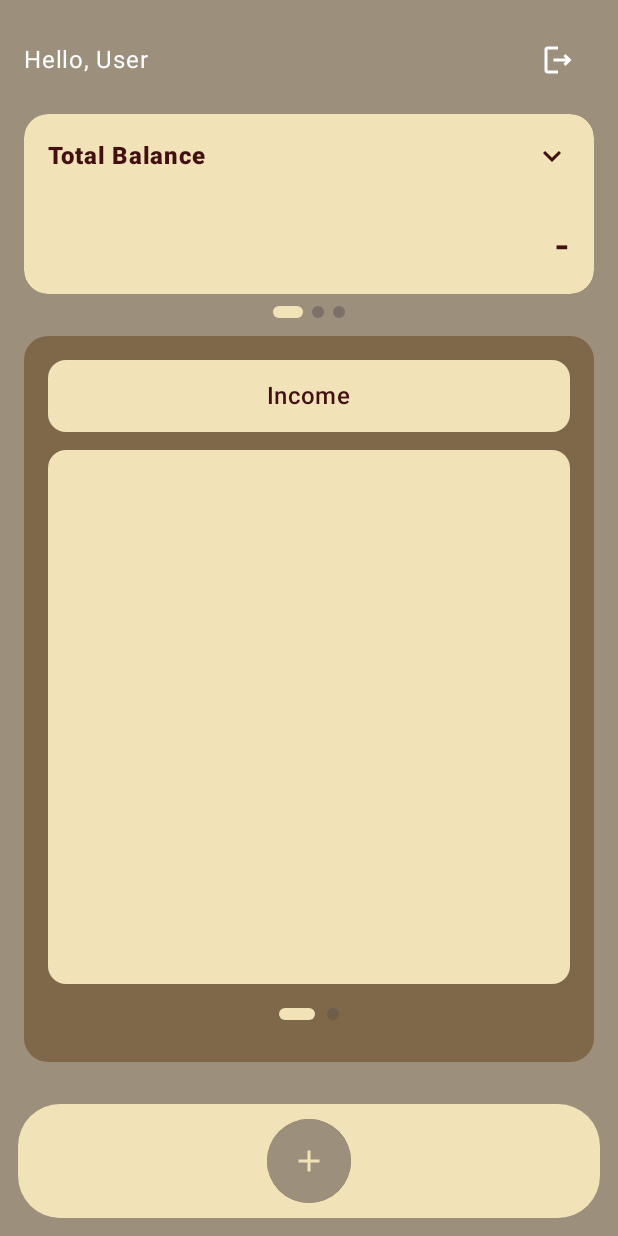
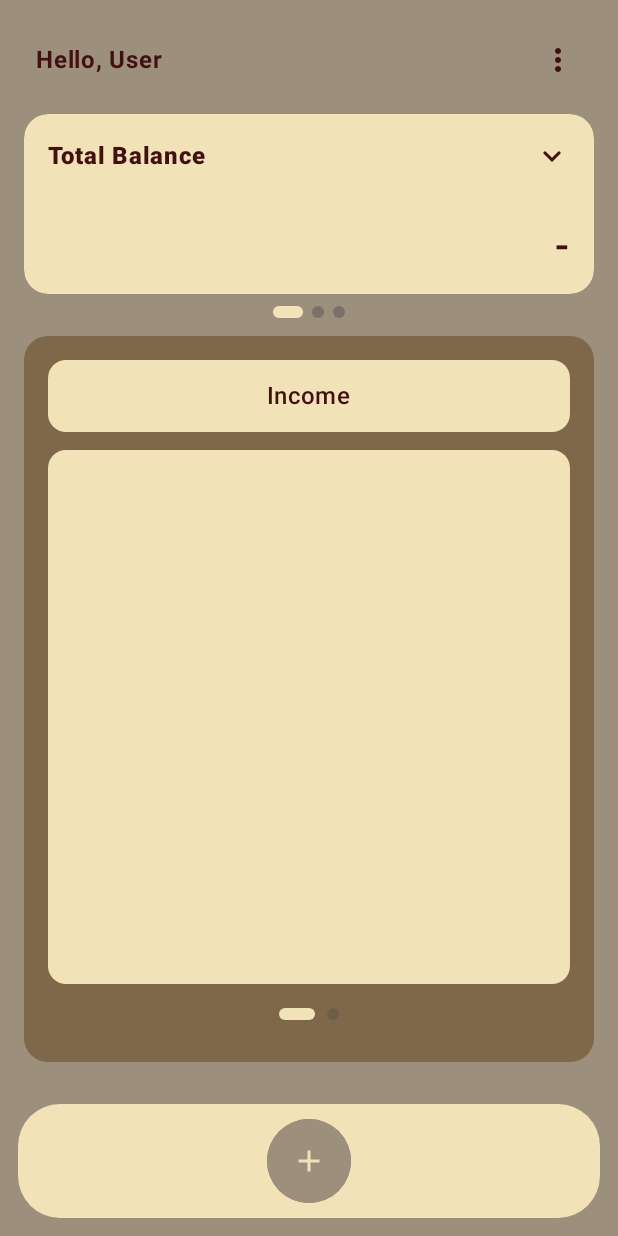
Before and after one commit to Fouz7/himaik-finance-kotlin-jetpack-compose, an Android app built with Jetpack Compose: the DashboardActivity screen opened directly, with no data from a screen before it, on a phone screen of 412 x 824 dp. Run offline under Robolectric (Android 15) with nearby library versions, the phone set to English and light mode, and no system bars; our stand-ins replace paging; pictures from the network do not load.

Commit message:
Enhance: Add Theme Selector

```diff
--- a/app/src/main/java/com/example/himaikfinance/ui/dashboard/DashboardActivity.kt
+++ b/app/src/main/java/com/example/himaikfinance/ui/dashboard/DashboardActivity.kt
@@ -15,7 +15,7 @@ import androidx.compose.foundation.pager.HorizontalPager
 import androidx.compose.foundation.pager.rememberPagerState
 import androidx.compose.foundation.shape.CircleShape
 import androidx.compose.material.icons.Icons
-import androidx.compose.material.icons.automirrored.outlined.Logout
+import androidx.compose.material.icons.filled.MoreVert
 import androidx.compose.material.icons.outlined.Home
 import androidx.compose.material.icons.outlined.NotificationsNone
 import androidx.compose.material.icons.outlined.Wallet
@@ -51,6 +51,7 @@ import com.example.himaikfinance.ui.dashboard.components.UploadEvidenceDialog
 import com.example.himaikfinance.ui.dashboard.components.CardComponent
 import com.example.himaikfinance.ui.dashboard.components.ListComponent
 import com.example.himaikfinance.ui.login.LoginActivity
+import com.example.himaikfinance.ui.theme.AppTheme
 import com.example.himaikfinance.ui.theme.HIMAIKFinanceTheme
 import kotlinx.coroutines.launch
 import kotlin.math.min
@@ -76,7 +77,18 @@ class DashboardActivity : ComponentActivity() {
         WindowCompat.setDecorFitsSystemWindows(window, false)
 
         setContent {
-            HIMAIKFinanceTheme(darkTheme = false, dynamicColor = false) {
+            val ctx = LocalContext.current
+            var appTheme by rememberSaveable {
+                val saved = ctx.getSharedPreferences("session", Context.MODE_PRIVATE)
+                    .getString("appTheme", AppTheme.HIMAIK.name)
+                mutableStateOf(if (saved == AppTheme.BASIC.name) AppTheme.BASIC else AppTheme.HIMAIK)
+            }
+            fun persistTheme(t: AppTheme) {
+                ctx.getSharedPreferences("session", Context.MODE_PRIVATE)
+                    .edit { putString("appTheme", t.name) }
+            }
+
+            HIMAIKFinanceTheme(theme = appTheme, darkTheme = false, dynamicColor = false) {
                 val view = LocalView.current
                 val navColor = MaterialTheme.colorScheme.background
                 val notifColor = MaterialTheme.colorScheme.secondary
@@ -98,7 +110,12 @@ class DashboardActivity : ComponentActivity() {
                     DashboardScreen(
                         vm = vm,
                         tokenManager = tokenManager,
-                        onLogout = { performLogout() }
+                        onLogout = { performLogout() },
+                        currentTheme = appTheme,
+                        onChangeTheme = { t ->
+                            appTheme = t
+                            persistTheme(t)
+                        }
                     )
                 }
             }
@@ -122,7 +139,9 @@ class DashboardActivity : ComponentActivity() {
 private fun DashboardScreen(
     vm: DashboardViewModel,
     tokenManager: TokenManager,
-    onLogout: () -> Unit
+    onLogout: () -> Unit,
+    currentTheme: AppTheme,
+    onChangeTheme: (AppTheme) -> Unit
 ) {
     LaunchedEffect(Unit) {
         vm.loadBalanceEvidence()
@@ -173,6 +192,7 @@ private fun DashboardScreen(
     }
 
     var showLogoutConfirm by rememberSaveable { mutableStateOf(false) }
+    var showThemeChooser by rememberSaveable { mutableStateOf(false) }
 
     Scaffold(
         containerColor = MaterialTheme.colorScheme.secondary,
@@ -209,7 +229,7 @@ private fun DashboardScreen(
                 totalIncome = totalIncome,
                 totalOutcome = totalOutcome,
                 evidenceUrl = evidenceUrl,
-                onRequestLogout = { showLogoutConfirm = true }
+                onRequestMenu = { showThemeChooser = it == "theme"; if (it == "logout") showLogoutConfirm = true }
             )
         }
 
@@ -246,6 +266,56 @@ private fun DashboardScreen(
                 onDismiss = { activeDialog = null },
                 dismissSignal = dismissSignal,
                 pivotX = pivotX
+            )
+        }
+
+        if (showThemeChooser) {
+            var selectedTheme by rememberSaveable { mutableStateOf(currentTheme) }
+            AlertDialog(
+                onDismissRequest = { showThemeChooser = false },
+                title = { Text("Select Theme", color = MaterialTheme.colorScheme.tertiary) },
+                text = {
+                    Column(verticalArrangement = Arrangement.spacedBy(8.dp)) {
+                        Row(verticalAlignment = Alignment.CenterVertically) {
+                            RadioButton(
+                                selected = selectedTheme == AppTheme.HIMAIK,
+                                onClick = { selectedTheme = AppTheme.HIMAIK },
+                                colors = RadioButtonDefaults.colors(
+                                    selectedColor = MaterialTheme.colorScheme.surface
+                                )
+                            )
+                            Spacer(Modifier.width(8.dp))
+                            Text("HIMAIK", color = MaterialTheme.colorScheme.tertiary)
+                        }
+                        Row(verticalAlignment = Alignment.CenterVertically) {
+                            RadioButton(
+                                selected = selectedTheme == AppTheme.BASIC,
+                                onClick = { selectedTheme = AppTheme.BASIC },
+                                colors = RadioButtonDefaults.colors(
+                                    selectedColor = MaterialTheme.colorScheme.surface
+                                )
+                            )
+                            Spacer(Modifier.width(8.dp))
+                            Text("Basic", color = MaterialTheme.colorScheme.tertiary)
+                        }
+                    }
+                },
+                confirmButton = {
+                    TextButton(
+                        onClick = {
+                            onChangeTheme(selectedTheme)
+                            showThemeChooser = false
+                        },
+                        colors = ButtonDefaults.textButtonColors(contentColor = MaterialTheme.colorScheme.tertiary)
+                    ) { Text("Apply") }
+                },
+                dismissButton = {
+                    TextButton(
+                        onClick = { showThemeChooser = false },
+                        colors = ButtonDefaults.textButtonColors(contentColor = MaterialTheme.colorScheme.tertiary)
+                    ) { Text("Cancel") }
+                },
+                containerColor = MaterialTheme.colorScheme.primary
             )
         }
 
@@ -306,7 +376,7 @@ private fun DashboardBody(
     totalIncome: String,
     totalOutcome: String,
     evidenceUrl: String?,
-    onRequestLogout: () -> Unit
+    onRequestMenu: (String) -> Unit
 ) {
     when (selected) {
         0 -> Column(
@@ -319,12 +389,44 @@ private fun DashboardBody(
                 horizontalArrangement = Arrangement.SpaceBetween,
                 verticalAlignment = Alignment.CenterVertically
             ) {
-                Text(text = "Hello, $username")
-                IconButton(onClick = onRequestLogout) {
-                    Icon(
-                        imageVector = Icons.AutoMirrored.Outlined.Logout,
-                        contentDescription = "Logout"
-                    )
+                Text(
+                    text = "Hello, $username",
+                    color = MaterialTheme.colorScheme.tertiary,
+                    fontWeight = FontWeight.Bold,
+                    modifier = Modifier.padding(start = 8.dp)
+                )
+                Box {
+                    var expanded by remember { mutableStateOf(false) }
+                    IconButton(onClick = { expanded = true }) {
+                        Icon(
+                            imageVector = Icons.Filled.MoreVert,
+                            contentDescription = "Menu",
+                            tint = MaterialTheme.colorScheme.tertiary
+                        )
+                    }
+                    val parentScheme = MaterialTheme.colorScheme
+                    MaterialTheme(
+                        colorScheme = parentScheme.copy(surface = parentScheme.background),
+                        typography = MaterialTheme.typography,
+                        shapes = MaterialTheme.shapes
+                    ) {
+                        CompositionLocalProvider(LocalAbsoluteTonalElevation provides 0.dp) {
+                            DropdownMenu(
+                                expanded = expanded,
+                                onDismissRequest = { expanded = false },
+                                modifier = Modifier.background(MaterialTheme.colorScheme.background)
+                            ) {
+                                DropdownMenuItem(
+                                    text = { Text("Theme") },
+                                    onClick = { expanded = false; onRequestMenu("theme") }
+                                )
+                                DropdownMenuItem(
+                                    text = { Text("Logout") },
+                                    onClick = { expanded = false; onRequestMenu("logout") }
+                                )
+                            }
+                        }
+                    }
                 }
             }
             Spacer(modifier = Modifier.height(12.dp))
--- a/app/src/main/java/com/example/himaikfinance/ui/theme/Theme.kt
+++ b/app/src/main/java/com/example/himaikfinance/ui/theme/Theme.kt
@@ -7,7 +7,10 @@ import androidx.compose.material3.dynamicDarkColorScheme
 import androidx.compose.material3.dynamicLightColorScheme
 import androidx.compose.material3.lightColorScheme
 import androidx.compose.runtime.Composable
+import androidx.compose.ui.graphics.Color
 import androidx.compose.ui.platform.LocalContext
+
+enum class AppTheme { HIMAIK, BASIC }
 
 private val DarkColorScheme = darkColorScheme(
     primary = himaikPrimary,
@@ -22,32 +25,33 @@ private val LightColorScheme = lightColorScheme(
     tertiary = himaikPrimaryText,
     background = himaikBackground,
     surface = himaikSurface,
-    /* Other default colors to override
-    background = Color(0xFFFFFBFE),
-    surface = Color(0xFFFFFBFE),
-    onPrimary = Color.White,
-    onSecondary = Color.White,
-    onTertiary = Color.White,
-    onBackground = Color(0xFF1C1B1F),
-    onSurface = Color(0xFF1C1B1F),
-    */
+)
+
+private val BasicLightColorScheme = lightColorScheme(
+    primary = Color(0xFFFFFFFF),
+    background = Color(0xFFFFFFFF),
+    secondary = Color(0xFFE5E5E5),
+    tertiary = Color(0xFF000000),
+    surface = Color(0xFF14213D)
 )
 
 @Composable
 fun HIMAIKFinanceTheme(
+    theme: AppTheme = AppTheme.HIMAIK,
     darkTheme: Boolean = false,
-    // Dynamic color is available on Android 12+
     dynamicColor: Boolean = false,
     content: @Composable () -> Unit
 ) {
+    val context = LocalContext.current
+
     val colorScheme = when {
         dynamicColor && Build.VERSION.SDK_INT >= Build.VERSION_CODES.S -> {
-            val context = LocalContext.current
             if (darkTheme) dynamicDarkColorScheme(context) else dynamicLightColorScheme(context)
         }
-
-        darkTheme -> DarkColorScheme
-        else -> LightColorScheme
+        else -> when (theme) {
+            AppTheme.HIMAIK -> if (darkTheme) DarkColorScheme else LightColorScheme
+            AppTheme.BASIC -> BasicLightColorScheme
+        }
     }
 
     MaterialTheme(
```
